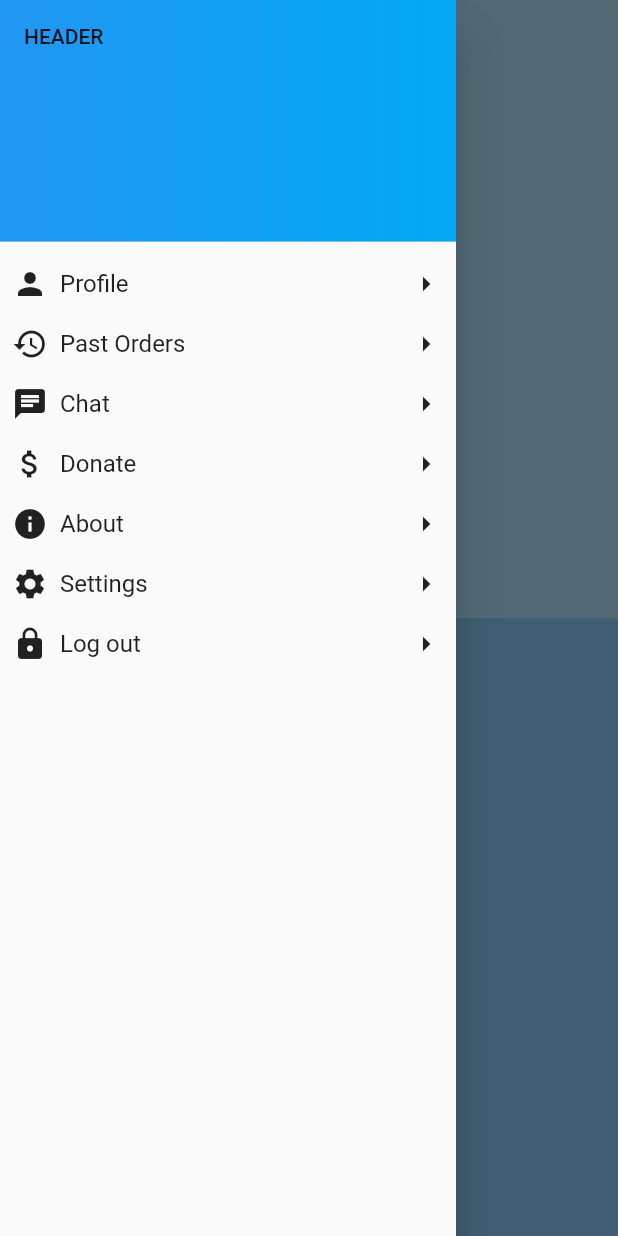
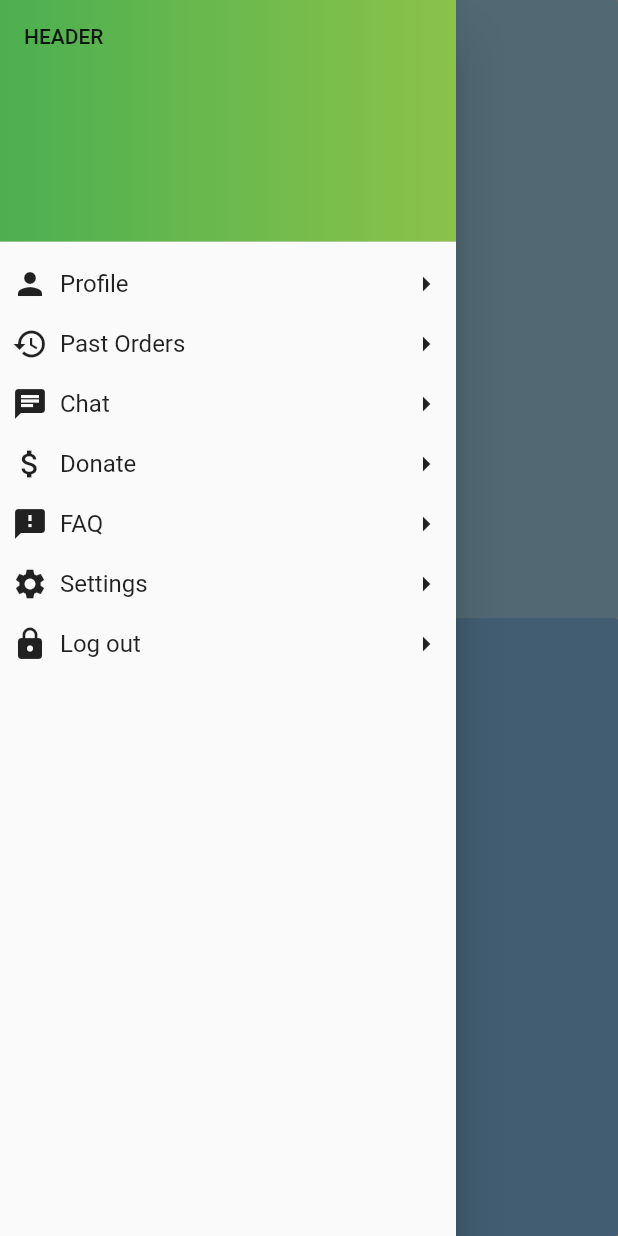
Before and after one commit to n-wagner/Food-Savior, a Flutter app: the screen it shows once a user with an empty profile is signed in, with the side drawer open, on a phone screen of 412 x 824 dp. Run offline on Flutter 3.47's test engine with Material 2 defaults, Android fonts, the phone set to English and light mode, and no system bars; our stand-ins replace camera, cloud_firestore, datetime_picker_formfield, firebase_auth, firebase_storage, flutter_tags and 2 more; missing offline and left inert: flutter_syntax_view, flutter_tagging, googleapis; accounts and stored records are empty.

Commit message:
FAQ system

```diff
--- a/lib/main.dart
+++ b/lib/main.dart
@@ -13,6 +13,7 @@ import 'package:food_savior/screens/getfood/swipes.dart';
 import 'package:food_savior/screens/mainmenu/main_menu_layout.dart';
 import 'package:food_savior/screens/getfood/swipes_wrapper.dart';
 import 'package:food_savior/screens/mainmenu/profile.dart';
+import 'package:food_savior/screens/mainmenu/FAQs.dart';
 import 'package:food_savior/screens/wrapper.dart';
 import 'package:food_savior/services/auth.dart';
 import 'package:food_savior/screens/authenticate/login_page.dart';
@@ -55,6 +56,7 @@ class MyApp extends StatelessWidget {
           '/image-select': (context) => ImageSelect(),
           '/profile-page': (context) => ProfilePage(),
           '/chat': (context) => ChatAppHome(),
+           '/questions': (context) => Questions(),
 
         },
       ),
--- /dev/null
+++ b/lib/screens/mainmenu/FAQs.dart
@@ -0,0 +1,123 @@
+import 'package:flutter/material.dart';
+import 'package:food_savior/screens/mainmenu/main_menu_layout.dart';
+import 'package:food_savior/models/user.dart';
+import 'package:food_savior/services/database.dart';
+import 'package:provider/provider.dart';
+
+
+class Questions extends StatefulWidget {
+  @override
+  _QuestionsState createState() => _QuestionsState();
+}
+
+class _QuestionsState extends State<Questions> {
+  @override
+  Widget build(BuildContext context) {
+    return Scaffold(
+      appBar: AppBar(
+          title: Text('FAQ'),
+      leading: MaterialButton(
+        onPressed: () {
+          Navigator.pop(context);
+        },
+        child: Icon(
+          Icons.arrow_back_ios,
+          color: Colors.black,
+        ),
+      ),
+
+      ),
+      body: ListView.builder(
+        itemCount: data.length,
+        itemBuilder: (BuildContext context, int index) => EntryItem(
+              data[index],
+            ),
+      ),
+    );
+  }
+}
+
+
+class Entry {
+  final String title;
+  final List<Entry>
+      children;
+  Entry(this.title, [this.children = const <Entry>[]]);
+}
+
+
+final List<Entry> data = <Entry>[
+  Entry(
+    'How do I change my profile information? ',
+    <Entry>[
+      Entry(
+        '   After logging in or signing up, you will see three bars indicating the menu on the upper left corner on the screen, once that is clicked tap on profile then on the pencil icon to change your information or the camera icon to change your photo. ',
+        // <Entry>[
+        //   Entry('Item A0.1'),
+        //   Entry('Item A0.2'),
+        //   Entry('Item A0.3'),
+        // ],
+      ),
+      //Entry('Section A1'),
+      //Entry('Section A2'),
+    ],
+  ),
+  // Second Row
+  Entry(
+    'How do I add food items to donate',
+    <Entry>[
+      Entry(
+        '   After logging in or signing up the option to add items will be displayed on the upper half of the screen once that is tapped use the “select a picture button” to add a photo, then on the text field below it add the name of the food you are donating under that choose the date and time using the clock and calendar and clicking “ok” then click on post new food.',
+         ),
+    ],
+  ),
+  Entry(
+    'How do I see food I want to potentially pick up?',
+    <Entry>[
+      Entry(
+        'After logging in or signing up the option to add items will be displayed on the lower half of the screen once that is clicked you will see images of food that are available for pick up in your area. Swipe right to show interest or swipe left when you don’t want it. ',
+      ),
+    ],
+  ),
+ Entry(
+    'How do I confirm reservation?',
+    <Entry>[
+      Entry(
+        '   Open a chat with the person who is donating it. Both parties will get an accept button to accept the reservation and open the maps that will take you there.',
+         ),
+    ],
+  ),
+  Entry(
+    'How do I access previous conversations with other people?',
+    <Entry>[
+      Entry(
+        'After login in or signing up, you will see three bars indicating the menu on the upper left corner on the screen, once that is clicked tap on chat.',
+      ),
+    ],
+  ),
+];
+
+// Create the Widget for the row
+class EntryItem extends StatelessWidget {
+  const EntryItem(this.entry);
+  final Entry entry;
+
+  // This function recursively creates the multi-level list rows.
+  Widget _buildTiles(Entry root) {
+    if (root.children.isEmpty) {
+      return ListTile(
+        title: Text(root.title),
+      );
+    }
+    return ExpansionTile(
+      key: PageStorageKey<Entry>(root),
+      title: Text(root.title),
+      children: root.children.map<Widget>(_buildTiles).toList(),
+    );
+  }
+
+  @override
+  Widget build(BuildContext context) {
+    return _buildTiles(entry);
+  }
+}
--- a/lib/screens/mainmenu/main_menu_layout.dart
+++ b/lib/screens/mainmenu/main_menu_layout.dart
@@ -24,8 +24,8 @@ class _MenuLayoutState extends State<MenuLayout> {
           DrawerHeader(
             decoration: BoxDecoration(
               gradient: LinearGradient(colors: <Color>[
-                Colors.blue,
-                Colors.lightBlue,
+                Colors.green,
+                Colors.lightGreen,
               ])
               ),
             child: Text('HEADER')),
@@ -39,7 +39,10 @@ class _MenuLayoutState extends State<MenuLayout> {
             Navigator.pushNamed(context, '/chat');
           }),
           CustomListTile(Icons.attach_money, 'Donate', ()=> {}),
-          CustomListTile(Icons.info, 'About', ()=> {}),
+          CustomListTile(Icons.feedback, 'FAQ', ()
+          {
+            Navigator.pushNamed(context, '/questions');
+          }),
           CustomListTile(Icons.settings, 'Settings', ()=> {}),
                     CustomListTile(Icons.lock, 'Log out', () async {
             await _auth.signOut();
@@ -72,7 +75,7 @@ Widget build(BuildContext context) {
 return Padding(
   padding: const EdgeInsets.fromLTRB(8.0, 0, 8.0, 0),
   child: InkWell(
-    splashColor: Colors.blueAccent,
+    splashColor: Colors.lightGreen,
     onTap: onTap,
     child: Container(
       height: 40,
```
